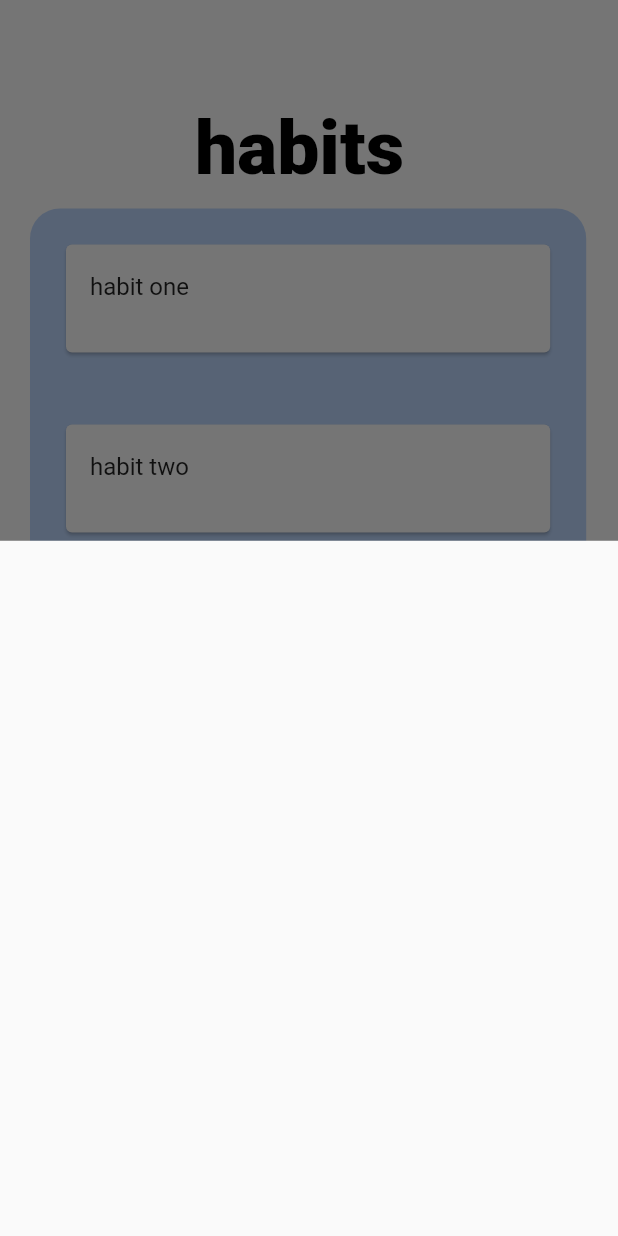
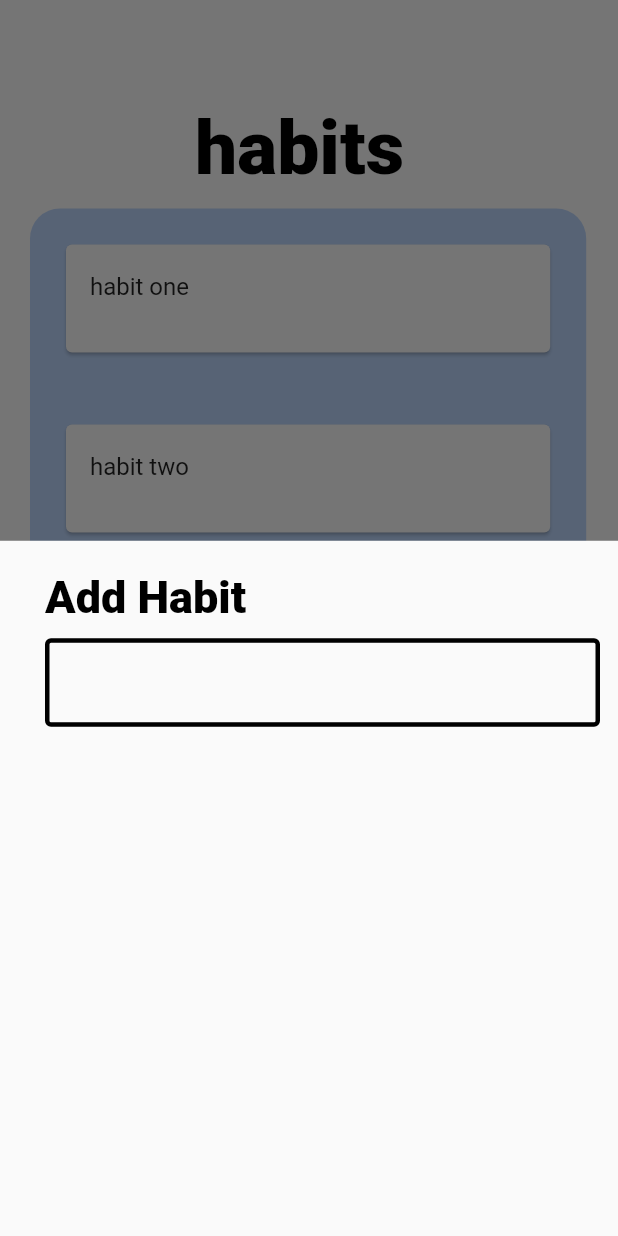
Before and after one commit to ameyerd/habits, a Flutter app: the screen it shows after launch, after a tap on the "add" icon, on a phone screen of 412 x 824 dp. Run offline on Flutter 3.47's test engine with Material 2 defaults, Android fonts, the phone set to English and light mode, and no system bars.

Commit message:
changes to modal

```diff
--- a/lib/home_page.dart
+++ b/lib/home_page.dart
@@ -19,11 +19,48 @@ class _HomePageState extends State<HomePage> {
   //   print("adding habit");
   // }
 
-  Widget buildSheet() => Container();
+  Widget buildSheet() => Container(
+        child: Column(
+          children: [
+            Row(
+              children: const [
+                Padding(
+                  padding: EdgeInsets.only(left: 30, top: 20),
+                  child: Text(
+                    'Add Habit',
+                    style: TextStyle(
+                        fontSize: 30,
+                        color: Colors.black,
+                        fontWeight: FontWeight.w800),
+                  ),
+                ),
+              ],
+            ),
+            Row(
+              children: const [
+                SizedBox(
+                  width: 400,
+                  child: Padding(
+                    padding: EdgeInsets.only(left: 30.0, top: 10),
+                    child: TextField(
+                      decoration: InputDecoration(
+                        enabledBorder: OutlineInputBorder(
+                          borderSide: BorderSide(color: Colors.black, width: 3),
+                        ),
+                      ),
+                    ),
+                  ),
+                ),
+              ],
+            ),
+          ],
+        ),
+      );
 
   @override
   Widget build(BuildContext context) {
     return Scaffold(
+      resizeToAvoidBottomInset: false,
       backgroundColor: Colors.white,
       body: Container(
         padding: const EdgeInsets.only(left: 20, right: 20),
```
